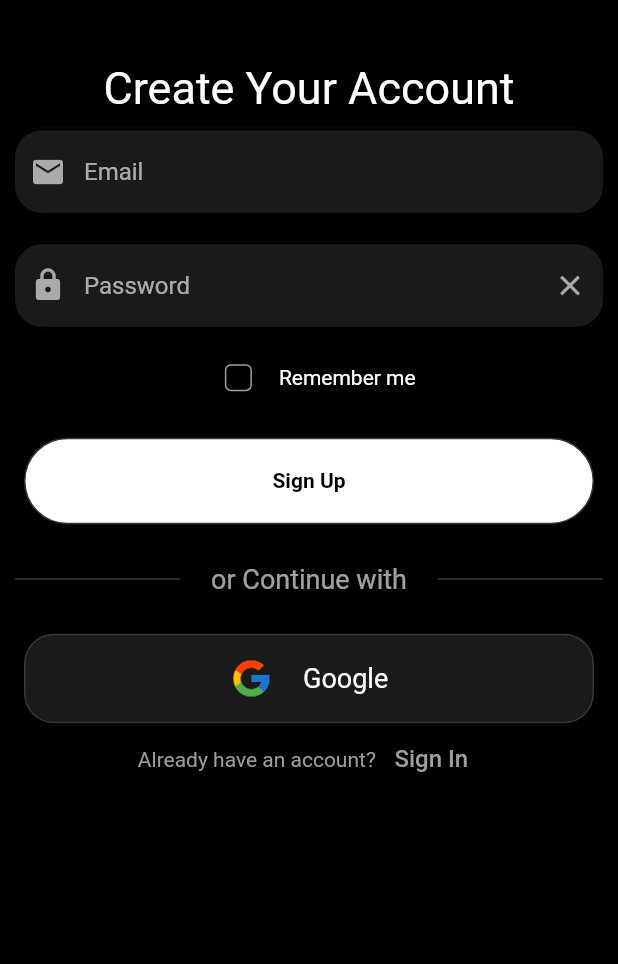
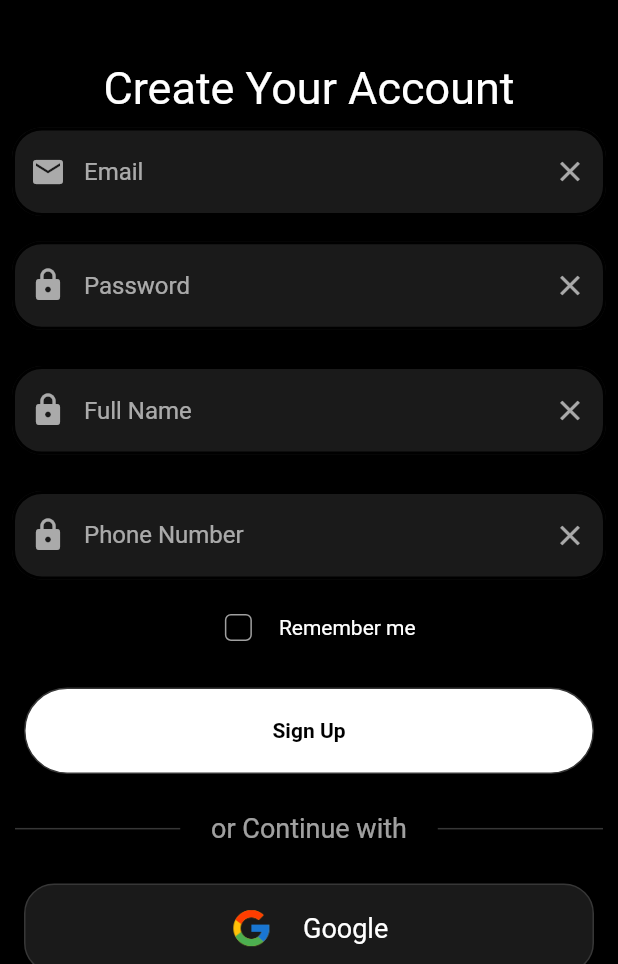
Before and after one commit to kuberanb/Woodie_User_App, a Flutter app: the CreateYourAccount screen opened directly with empty values, on a phone screen of 412 x 824 dp, the part 272-1236 px from its top. Run offline on Flutter 3.47's test engine with Material 2 defaults, Android fonts, the phone set to English and light mode, and no system bars; our stand-ins replace cloud_firestore, email_validator, firebase_auth, firebase_core, get, google_sign_in; missing offline and left inert: another_stepper; accounts and stored records are empty; network calls fail.

Commit message:
profile details added to firebase in signUp page

```diff
--- /dev/null
+++ b/lib/core/constants.dart
@@ -0,0 +1,2 @@
+
+const userCollection = 'users';
--- /dev/null
+++ b/lib/models/user_model.dart
@@ -0,0 +1,41 @@
+// To parse this JSON data, do
+//
+//     final userModel = userModelFromJson(jsonString);
+
+import 'dart:convert';
+
+UserModel? userModelFromJson(String str) => UserModel.fromJson(json.decode(str));
+
+String userModelToJson(UserModel? data) => json.encode(data!.toJson());
+
+class UserModel {
+    UserModel({
+        this.userFullName,
+        this.userEmail,
+        this.userId,
+        this.userphoneNumber,
+        this.userPassword,
+    });
+
+    String? userFullName;
+    String? userEmail;
+    String? userId;
+    int? userphoneNumber;
+    String? userPassword;
+
+    factory UserModel.fromJson(Map<String, dynamic> json) => UserModel(
+        userFullName: json["userFullName"],
+        userEmail: json["userEmail"],
+        userId: json["userId"],
+        userphoneNumber: json["userphoneNumber"],
+        userPassword: json["userPassword"],
+    );
+
+    Map<String, dynamic> toJson() => {
+        "userFullName": userFullName,
+        "userEmail": userEmail,
+        "userId": userId,
+        "userphoneNumber": userphoneNumber,
+        "userPassword": userPassword,
+    };
+}
--- a/lib/views/LetsIn(login,signin,signup)/createyourAccount.dart
+++ b/lib/views/LetsIn(login,signin,signup)/createyourAccount.dart
@@ -77,6 +77,16 @@ class _CreateYourAccountState extends State<CreateYourAccount> {
                         fillColor: kListTileColor,
                         filled: true,
                         hintText: 'Email',
+                        suffixIcon: IconButton(
+                          onPressed: () {
+                            controller.emailController.clear();
+                          },
+                          icon: const Icon(
+                            Icons.clear,
+                            color: kPrefixIconColor,
+                            size: 22,
+                          ),
+                        ),
                         prefixIcon: const Icon(
                           Icons.email,
                           color: kPrefixIconColor,
@@ -156,6 +166,117 @@ class _CreateYourAccountState extends State<CreateYourAccount> {
                           return 'Enter Password';
                         } else if (value.length <= 7) {
                           return 'Enter Password Length greater than 7 letters';
+                        } else {
+                          return null;
+                        }
+                      },
+                    ),
+                  ),
+                  SizedBox(
+                    height: 0.01 * screenHeight,
+                  ),
+                  Padding(
+                    padding: const EdgeInsets.all(8.0),
+                    child: TextFormField(
+                     // obscureText: true,
+                      controller: controller.fullNameController,
+                      style: const TextStyle(color: kWhiteColor),
+                      decoration: InputDecoration(
+                        suffixIcon: IconButton(
+                          onPressed: () {
+                            controller.fullNameController.clear();
+                          },
+                          icon: const Icon(
+                            Icons.clear,
+                            color: kPrefixIconColor,
+                            size: 22,
+                          ),
+                        ),
+                        fillColor: kListTileColor,
+                        filled: true,
+                        hintText: 'Full Name',
+                        prefixIcon: const Icon(
+                          Icons.lock,
+                          color: kPrefixIconColor,
+                        ),
+                        hintStyle: const TextStyle(color: kPrefixIconColor),
+                        enabledBorder: OutlineInputBorder(
+                          borderRadius: BorderRadius.circular(20),
+                          borderSide: const BorderSide(
+                            color: kBlackColor,
+                            width: 2.0,
+                          ),
+                        ),
+                        focusedBorder: OutlineInputBorder(
+                          borderRadius: BorderRadius.circular(20),
+                          borderSide: const BorderSide(
+                            color: kBlackColor,
+                            width: 2.0,
+                          ),
+                        ),
+                      ),
+                      validator: (value) {
+                        if (value == null || value.isEmpty) {
+                          return 'Enter Name';
+                        } else if (value.length <= 1) {
+                          return 'Enter name Length greater than 1 letters';
+                        } else {
+                          return null;
+                        }
+                      },
+                    ),
+                  ),
+                  SizedBox(
+                    height: 0.01 * screenHeight,
+                  ),
+                  Padding(
+                    padding: const EdgeInsets.all(8.0),
+                    child: TextFormField(
+                     // obscureText: true,
+                      controller: controller.phoneNumberController,
+                      style: const TextStyle(color: kWhiteColor),
+                      decoration: InputDecoration(
+                        suffixIcon: IconButton(
+                          onPressed: () {
+                            controller.phoneNumberController.clear();
+                          },
+                          icon: const Icon(
+                            Icons.clear,
+                            color: kPrefixIconColor,
+                            size: 22,
+                          ),
+                        ),
+                        fillColor: kListTileColor,
+                        filled: true,
+                        hintText: 'Phone Number',
+                        prefixIcon: const Icon(
+                          Icons.lock,
+                          color: kPrefixIconColor,
+                        ),
+                        hintStyle: const TextStyle(color: kPrefixIconColor),
+                        enabledBorder: OutlineInputBorder(
+                          borderRadius: BorderRadius.circular(20),
+                          borderSide: const BorderSide(
+                            color: kBlackColor,
+                            width: 2.0,
+                          ),
+                        ),
+                        focusedBorder: OutlineInputBorder(
+                          borderRadius: BorderRadius.circular(20),
+                          borderSide: const BorderSide(
+                            color: kBlackColor,
+                            width: 2.0,
+                          ),
+                        ),
+                      ),
+                      validator: (value) {
+                        final phoneRegExp = RegExp(r"^\+?0[0-9]{10}$");
+                        if (value == null || value.isEmpty) {
+                          return 'Enter Phone Number';
+                        } else if (value.length <= 9) {
+                          return 'number length less than 10 numbers or alphabets are present';
+                        } else if (phoneRegExp.hasMatch(value)) {
+                          return null;
                         } else {
                           return null;
                         }
--- a/lib/views/homeAndActionMenu/home_screen.dart
+++ b/lib/views/homeAndActionMenu/home_screen.dart
@@ -2,6 +2,7 @@ import 'package:flutter/material.dart';
 import 'package:woodie/core/colorPalettes.dart';
 import 'package:woodie/views/homeAndActionMenu/search_screen.dart';
 import 'package:woodie/views/homeAndActionMenu/selected_category_screen.dart';
+import 'package:woodie/views/homeAndActionMenu/selected_product_fullscreen.dart';
 import 'package:woodie/views/homeAndActionMenu/special_offers_screen.dart';
 
 class HomeScreen extends StatelessWidget {
@@ -450,7 +451,9 @@ class ProductListTile extends StatelessWidget {
     final screenWidth = MediaQuery.of(context).size.width;
 
     return InkWell(
-      onTap: () {},
+      onTap: () {
+        Navigator.of(context).push(MaterialPageRoute(builder: ((context) => const SelectedProductFullScreen())));
+      },
       child: SizedBox(
         width: 0.4 * screenWidth,
         height: 0.24 * screenHeight,
--- a/lib/views/homeAndActionMenu/selected_product_fullscreen.dart
+++ b/lib/views/homeAndActionMenu/selected_product_fullscreen.dart
@@ -17,7 +17,9 @@ class SelectedProductFullScreen extends StatelessWidget {
         ),
         backgroundColor: kBackgroundColor,
         leading: IconButton(
-          onPressed: () {},
+          onPressed: () {
+            Navigator.of(context).pop();
+          },
           icon: const Icon(
             Icons.arrow_back,
             color: kWhiteColor,
--- a/pubspec.yaml
+++ b/pubspec.yaml
@@ -34,6 +34,7 @@ dependencies:
   cupertino_icons: ^1.0.2
   email_validator: ^2.1.17
   firebase_auth: ^4.2.5
+  firebase_core: ^2.4.1
   flutter:
     sdk: flutter
   font_awesome_flutter: ^10.3.0
```
Also changed, not shown: lib/controllers/Authentication/createAccountController.dart (+30 -0 lines), lib/models/category_model.dart (added, +30 -0 lines), lib/models/favourite_product_model.dart (added, +52 -0 lines), lib/models/product_model.dart (added, +50 -0 lines), pubspec.lock.
